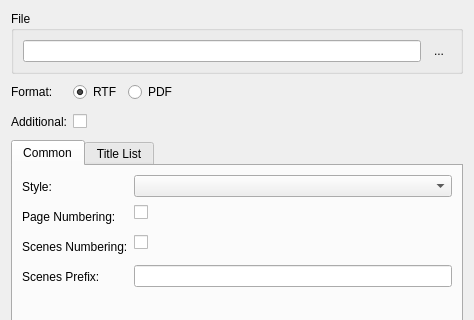
Old version of the form src/bin/Scenarist/UserInterfaceLayer/Export/ExportDialog.ui in the repository dimkanovikov/KITScenarist; both pictures show x 0 to 474 and y 0 to 320 of the 474 by 514 pixel window.
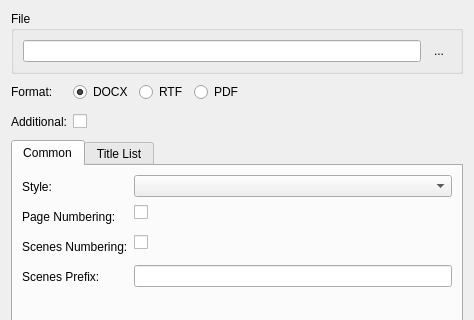
New version of the form. Icons and pictures are not drawn.

Commit message: Implement docx exporting

Patch:
```diff
--- a/src/bin/Scenarist/UserInterfaceLayer/Export/ExportDialog.ui
+++ b/src/bin/Scenarist/UserInterfaceLayer/Export/ExportDialog.ui
@@ -74,13 +74,23 @@
    </item>
    <item row="1" column="2">
     <layout class="QHBoxLayout" name="horizontalLayout_2">
+     <item>
+      <widget class="QRadioButton" name="docx">
+       <property name="text">
+        <string>DOCX</string>
+       </property>
+       <property name="checked">
+        <bool>true</bool>
+       </property>
+      </widget>
+     </item>
      <item>
       <widget class="QRadioButton" name="rtf">
        <property name="text">
         <string>RTF</string>
        </property>
        <property name="checked">
-        <bool>true</bool>
+        <bool>false</bool>
        </property>
       </widget>
      </item>
```
Left out of the diff: 4 changed lines with no effect on the pictures. The commit also changes 10 other files.
